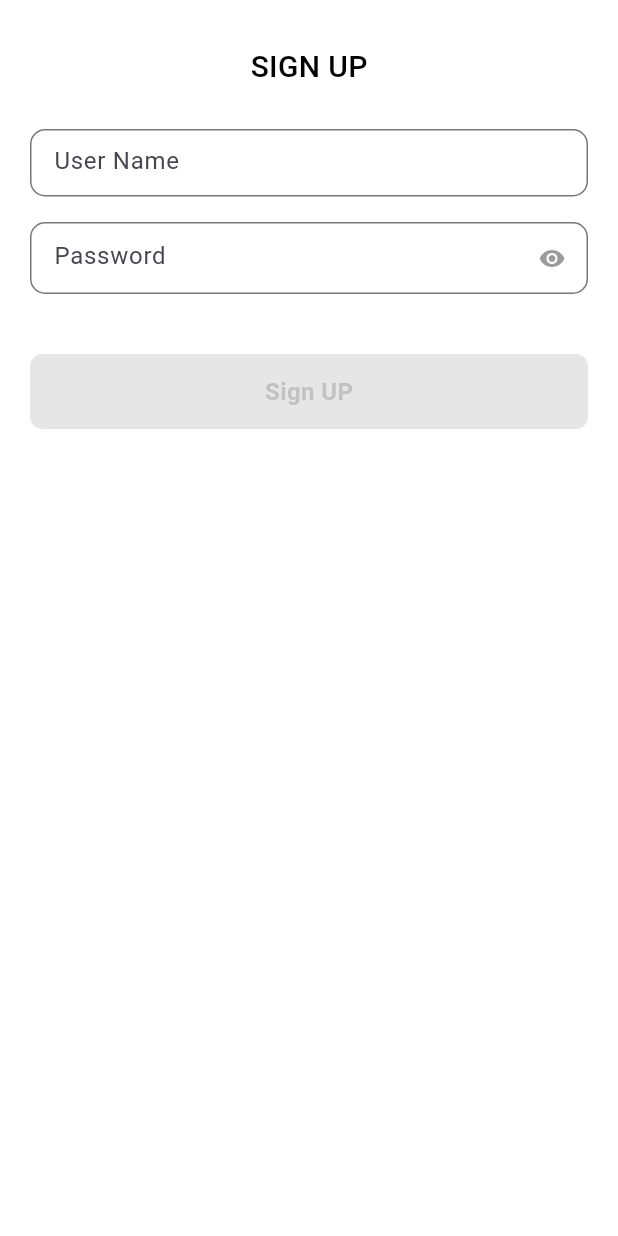
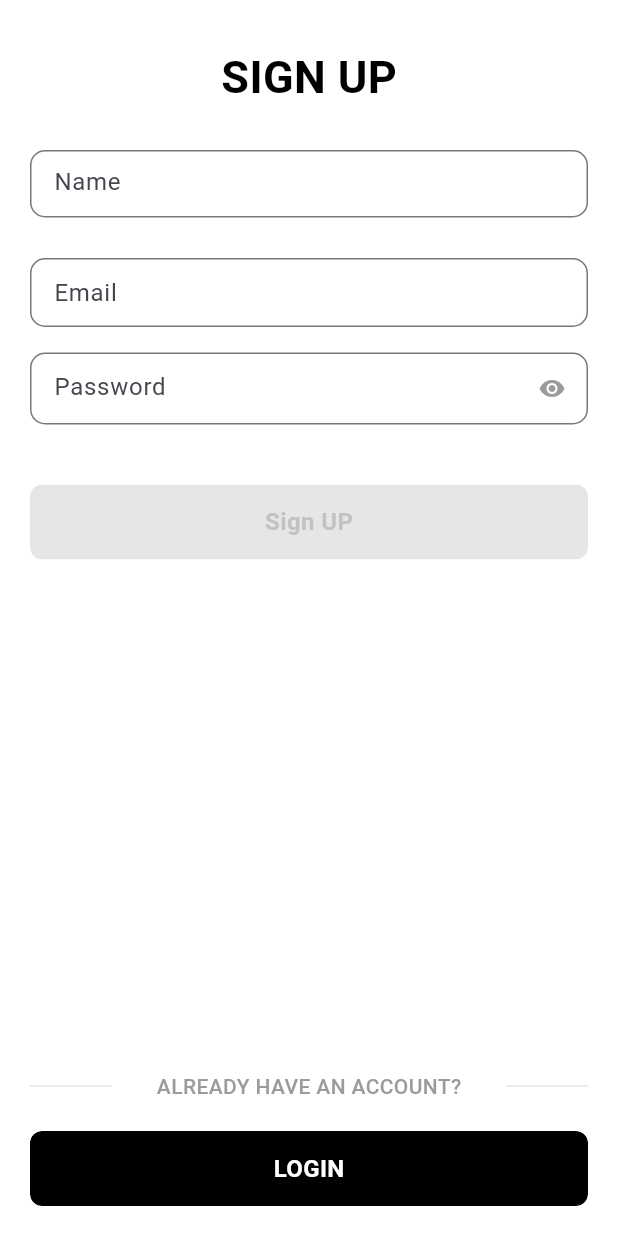
Before and after one commit to KishanBusa8/task-management-flutter, a Flutter app: the SignUp screen opened by its route, on a phone screen of 412 x 824 dp. Run offline on Flutter 3.47's test engine with Material 3 defaults, Android fonts, the phone set to English and light mode, and no system bars; our stand-ins replace animate_do, flutter_datetime_picker_plus, flutter_slider_drawer, get, get_storage, lottie; missing offline and left inert: panara_dialogs; accounts and stored records are empty; network calls fail.

Commit message:
design fixes

```diff
--- a/lib/app/modules/auth/sign_up/sign_up.dart
+++ b/lib/app/modules/auth/sign_up/sign_up.dart
@@ -1,8 +1,10 @@
 import 'package:flutter/material.dart';
 import 'package:get/get.dart';
 import 'package:task_management/app/modules/auth/sign_up/sign_up_controller.dart';
+import 'package:task_management/app/routes/pages.dart';
 import 'package:task_management/components/custom_button.dart';
 import 'package:task_management/components/custom_text_fIeld.dart';
+import 'package:task_management/components/divider_with_text.dart';
 import 'package:task_management/helpers/schema/color_schema.dart';
 import 'package:task_management/helpers/schema/text_styles.dart';
 
@@ -28,7 +30,28 @@ class SignUp extends StatelessWidget {
                 ),
                 Text(
                   'SIGN UP',
-                  style: CustomTextStyle.heading(),
+                  style: CustomTextStyle.heading2(),
+                ),
+                const SizedBox(
+                  height: 20,
+                ),
+                Obx(
+                  () => CustomTextField(
+                    textEditingController:
+                        _signUpController.nameTextController.value,
+                    hintText: 'johndeo',
+                    nameText: 'Name',
+                    onChanged: (String value) {
+                      _signUpController.nameTextController.refresh();
+                    },
+                    validator: (String? value) {
+                      if (value!.isEmpty) {
+                        return "Please enter your user name";
+                      } else {
+                        return null;
+                      }
+                    },
+                  ),
                 ),
                 const SizedBox(
                   height: 20,
@@ -37,14 +60,13 @@ class SignUp extends StatelessWidget {
                   () => CustomTextField(
                     textEditingController:
                         _signUpController.emailTextController.value,
-                    hintText: 'johndeo',
-                    nameText: 'User Name',
+                    nameText: 'Email',
                     onChanged: (String value) {
                       _signUpController.emailTextController.refresh();
                     },
                     validator: (String? value) {
                       if (value!.isEmpty) {
-                        return "Please enter your user name";
+                        return "Please enter your email";
                       } else {
                         return null;
                       }
@@ -107,6 +129,32 @@ class SignUp extends StatelessWidget {
                 const SizedBox(
                   height: 20,
                 ),
+                Expanded(
+                  child: Column(
+                    mainAxisAlignment: MainAxisAlignment.end,
+                    children: <Widget>[
+                      const DividerWithText(text: 'ALREADY HAVE AN ACCOUNT?'),
+                      const SizedBox(
+                        height: 20,
+                      ),
+                      SizedBox(
+                        width: MediaQuery.of(context).size.width,
+                        child: CustomButton(
+                          onTap: () {
+                            Get.offAllNamed(Routes.signIn);
+                          },
+                          backgroundColor: ColorSchema.universalSwap(),
+                          titleColor: ColorSchema.background(),
+                          title: 'LOGIN',
+                          buttonType: ButtonType.enable,
+                        ),
+                      ),
+                    ],
+                  ),
+                ),
+                const SizedBox(
+                  height: 20,
+                ),
               ],
             ),
           ),
--- /dev/null
+++ b/lib/components/divider_with_text.dart
@@ -0,0 +1,37 @@
+import 'package:flutter/material.dart';
+import 'package:task_management/helpers/schema/color_schema.dart';
+import 'package:task_management/helpers/schema/text_styles.dart';
+
+class DividerWithText extends StatelessWidget {
+  const DividerWithText({Key? key, required this.text}) : super(key: key);
+  final String text;
+
+  @override
+  Widget build(BuildContext context) {
+    return Row(
+      mainAxisAlignment: MainAxisAlignment.spaceBetween,
+      children: <Widget>[
+        Expanded(
+          child: Container(
+            height: 1,
+            color: ColorSchema.lightGray(),
+          ),
+        ),
+        Padding(
+          padding: const EdgeInsets.only(left: 30, right: 30),
+          child: Text(
+            text,
+            style: CustomTextStyle.textFiled()
+                .copyWith(color: ColorSchema.midGray3()),
+          ),
+        ),
+        Expanded(
+          child: Container(
+            height: 1,
+            color: ColorSchema.lightGray(),
+          ),
+        ),
+      ],
+    );
+  }
+}
```
Also changed, not shown: lib/app/modules/auth/signIn/sign_in_screen.dart (+31 -3 lines).
